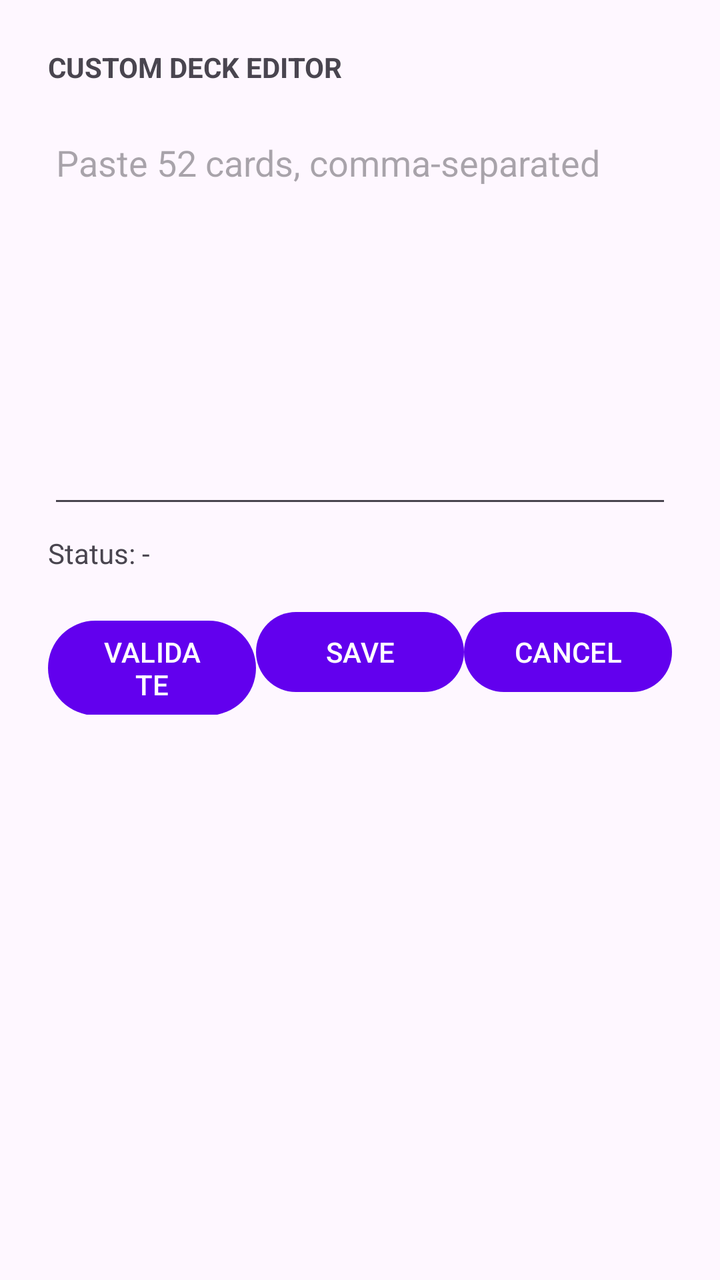
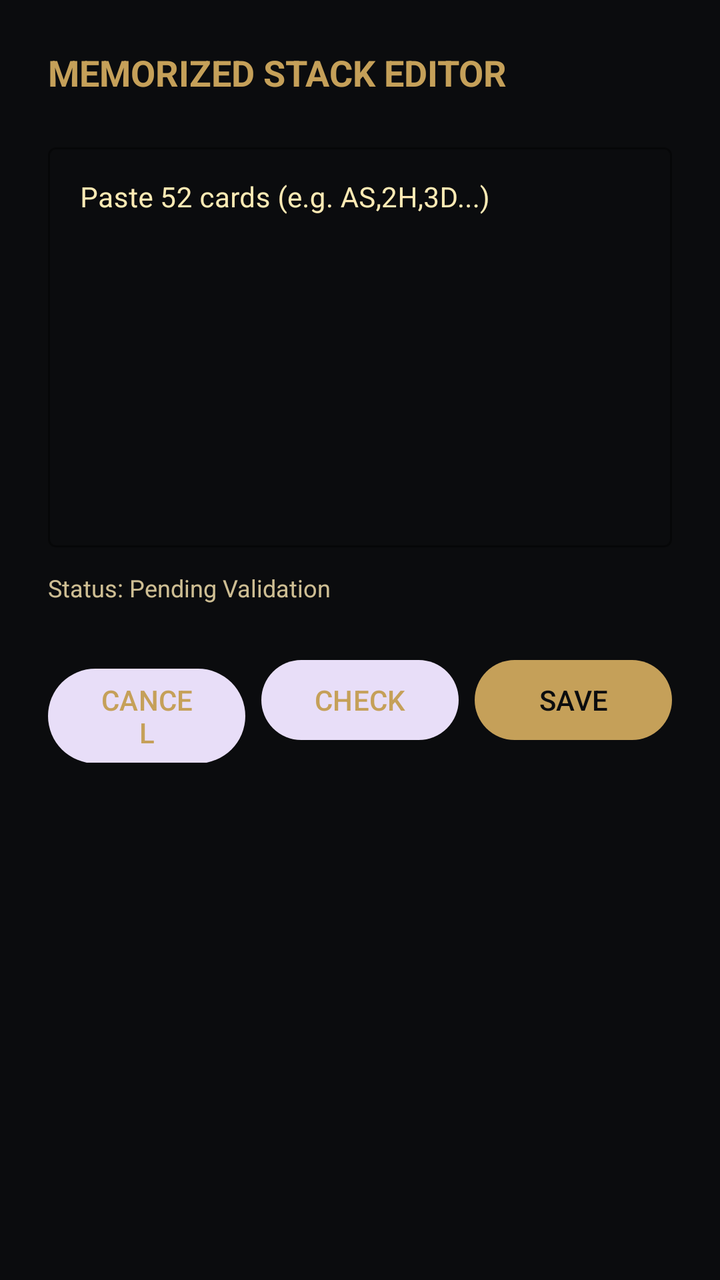

The first picture is an Android layout as it rendered before a commit; the second is the same layout after the commit. The layout source and the unified diff follow.
<!-- AndroidManifest.xml: application theme Theme.MagicHaptic -->
<!-- res/layout/dialog_custom_deck.xml -->
<?xml version="1.0" encoding="utf-8"?>
<LinearLayout xmlns:android="http://schemas.android.com/apk/res/android"
    android:layout_width="match_parent"
    android:layout_height="wrap_content"
    android:orientation="vertical"
    android:padding="24dp">

    <TextView
        android:layout_width="wrap_content"
        android:layout_height="wrap_content"
        android:text="CUSTOM DECK EDITOR"
        android:textStyle="bold" />

    <EditText
        android:id="@+id/etCustomDeck"
        android:layout_width="match_parent"
        android:layout_height="200dp"
        android:layout_marginTop="16dp"
        android:gravity="top"
        android:hint="Paste 52 cards, comma-separated"
        android:inputType="textMultiLine" />

    <TextView
        android:id="@+id/tvValidationStatus"
        android:layout_width="match_parent"
        android:layout_height="wrap_content"
        android:layout_marginTop="8dp"
        android:text="Status: -" />

    <LinearLayout
        android:layout_width="match_parent"
        android:layout_height="wrap_content"
        android:layout_marginTop="16dp"
        android:orientation="horizontal">

        <Button
            android:id="@+id/btnValidate"
            android:layout_width="0dp"
            android:layout_height="wrap_content"
            android:layout_weight="1"
            android:text="VALIDATE" />

        <Button
            android:id="@+id/btnSaveDeck"
            android:layout_width="0dp"
            android:layout_height="wrap_content"
            android:layout_weight="1"
            android:text="SAVE" />

        <Button
            android:id="@+id/btnCancel"
            android:layout_width="0dp"
            android:layout_height="wrap_content"
            android:layout_weight="1"
            android:text="CANCEL" />
    </LinearLayout>

</LinearLayout>
<!-- resources referenced by this layout -->
<resources>
  <style name="Theme.MagicHaptic" parent="Theme.Material3.DayNight">
          
          <item name="colorPrimary">@color/purple_500</item>
          <item name="colorPrimaryVariant">@color/purple_700</item>
          <item name="colorOnPrimary">@color/white</item>
          
          <item name="colorSecondary">@color/teal_200</item>
          <item name="colorSecondaryVariant">@color/teal_700</item>
          <item name="colorOnSecondary">@color/black</item>
          
          <item name="android:statusBarColor">?attr/colorPrimaryVariant</item>
      </style>
  <color name="purple_500">#FF6200EE</color>
  <color name="purple_700">#FF3700B3</color>
  <color name="white">#FFFFFFFF</color>
  <color name="teal_200">#FF03DAC5</color>
  <color name="teal_700">#FF018786</color>
  <color name="black">#FF000000</color>
</resources>

<!-- the commit's change to res/layout/dialog_custom_deck.xml (unified diff, before → after) -->
@@ -1,58 +1,86 @@
 <?xml version="1.0" encoding="utf-8"?>
 <LinearLayout xmlns:android="http://schemas.android.com/apk/res/android"
+    xmlns:app="http://schemas.android.com/apk/res-auto"
     android:layout_width="match_parent"
     android:layout_height="wrap_content"
+    android:background="@color/obsidian_black"
     android:orientation="vertical"
     android:padding="24dp">
 
     <TextView
         android:layout_width="wrap_content"
         android:layout_height="wrap_content"
-        android:text="CUSTOM DECK EDITOR"
+        android:text="MEMORIZED STACK EDITOR"
+        android:textColor="@color/antique_gold"
+        android:textSize="18sp"
         android:textStyle="bold" />
 
-    <EditText
-        android:id="@+id/etCustomDeck"
+    <com.google.android.material.textfield.TextInputLayout
+        style="@style/Widget.MaterialComponents.TextInputLayout.OutlinedBox"
         android:layout_width="match_parent"
-        android:layout_height="200dp"
-        android:layout_marginTop="16dp"
-        android:gravity="top"
-        android:hint="Paste 52 cards, comma-separated"
-        android:inputType="textMultiLine" />
+        android:layout_height="wrap_content"
+        android:layout_marginTop="20dp"
+        android:hint="Paste 52 cards (e.g. AS,2H,3D...)"
+        android:textColorHint="@color/gold_glow"
+        app:boxStrokeColor="@color/antique_gold"
+        app:hintTextColor="@color/antique_gold">
+
+        <com.google.android.material.textfield.TextInputEditText
+            android:id="@+id/etCustomDeck"
+            android:layout_width="match_parent"
+            android:layout_height="200dp"
+            android:gravity="top"
+            android:inputType="textMultiLine"
+            android:textColor="@color/magic_white"
+            android:textSize="14sp" />
+    </com.google.android.material.textfield.TextInputLayout>
 
     <TextView
         android:id="@+id/tvValidationStatus"
         android:layout_width="match_parent"
         android:layout_height="wrap_content"
-        android:layout_marginTop="8dp"
-        android:text="Status: -" />
+        android:layout_marginTop="12dp"
+        android:text="Status: Pending Validation"
+        android:textColor="@color/gold_glow"
+        android:textSize="12sp"
+        android:alpha="0.8" />
 
     <LinearLayout
         android:layout_width="match_parent"
         android:layout_height="wrap_content"
-        android:layout_marginTop="16dp"
+        android:layout_marginTop="24dp"
         android:orientation="horizontal">
 
         <Button
-            android:id="@+id/btnValidate"
+            android:id="@+id/btnCancelCustom"
+            style="@style/Widget.Material3.Button.TonalButton"
             android:layout_width="0dp"
             android:layout_height="wrap_content"
             android:layout_weight="1"
-            android:text="VALIDATE" />
+            android:text="CANCEL"
+            android:textColor="@color/antique_gold" />
+
+        <Button
+            android:id="@+id/btnValidate"
+            style="@style/Widget.Material3.Button.TonalButton"
+            android:layout_width="0dp"
+            android:layout_height="wrap_content"
+            android:layout_marginStart="8dp"
+            android:layout_weight="1"
+            android:text="CHECK"
+            android:textColor="@color/antique_gold" />
 
         <Button
             android:id="@+id/btnSaveDeck"
+            style="@style/Widget.Material3.Button"
             android:layout_width="0dp"
             android:layout_height="wrap_content"
+            android:layout_marginStart="8dp"
             android:layout_weight="1"
-            android:text="SAVE" />
+            android:text="SAVE"
+            android:textColor="@color/obsidian_black"
+            app:backgroundTint="@color/antique_gold" />
 
-        <Button
-            android:id="@+id/btnCancel"
-            android:layout_width="0dp"
-            android:layout_height="wrap_content"
-            android:layout_weight="1"
-            android:text="CANCEL" />
     </LinearLayout>
 
 </LinearLayout>
<!-- resource entries referenced after the edit -->
@@ -1,22 +1,32 @@
 <!-- resources referenced by this layout -->
 <resources>
-  <style name="Theme.MagicHaptic" parent="Theme.Material3.DayNight">
+  <color name="antique_gold">#C5A059</color>
+  <color name="gold_glow">#FFEBB5</color>
+  <color name="magic_white">#F8F8F8</color>
+  <color name="obsidian_black">#0B0C0E</color>
+  <style name="Theme.MagicHaptic" parent="Theme.Material3.DayNight.NoActionBar">
           
-          <item name="colorPrimary">@color/purple_500</item>
-          <item name="colorPrimaryVariant">@color/purple_700</item>
-          <item name="colorOnPrimary">@color/white</item>
+          <item name="colorPrimary">@color/antique_gold</item>
+          <item name="colorOnPrimary">@color/obsidian_black</item>
           
-          <item name="colorSecondary">@color/teal_200</item>
-          <item name="colorSecondaryVariant">@color/teal_700</item>
-          <item name="colorOnSecondary">@color/black</item>
           
-          <item name="android:statusBarColor">?attr/colorPrimaryVariant</item>
+          <item name="colorSecondary">@color/deep_velvet</item>
+          <item name="colorOnSecondary">@color/antique_gold</item>
+          
+          
+          <item name="android:statusBarColor">@color/obsidian_black</item>
+          <item name="android:navigationBarColor">@color/obsidian_black</item>
+          <item name="android:windowBackground">@color/obsidian_black</item>
+          
+          
+          <item name="colorSurface">@color/obsidian_black</item>
+          <item name="colorOnSurface">@color/antique_gold</item>
+          <item name="colorSurfaceVariant">#1A1B1E</item>
+          <item name="colorOnSurfaceVariant">@color/gold_glow</item>
+  
+          
+          <item name="snackbarStyle">@style/Widget.MaterialComponents.Snackbar</item>
       </style>
-  <color name="purple_500">#FF6200EE</color>
-  <color name="purple_700">#FF3700B3</color>
-  <color name="white">#FFFFFFFF</color>
-  <color name="teal_200">#FF03DAC5</color>
-  <color name="teal_700">#FF018786</color>
-  <color name="black">#FF000000</color>
+  <color name="deep_velvet">#1A0F2E</color>
 </resources>
 
